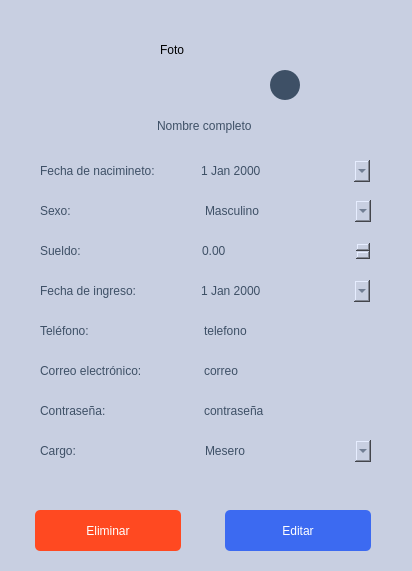
Above: appetizer-core/components-manager/crudempleados.ui from AngelGenis/Appetizer before the change. Below: the same form after it.
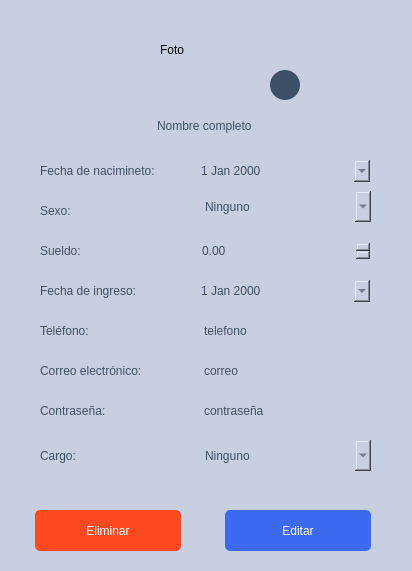
That is the form after the change. Icons and pictures are not drawn.

Commit message: Estilos interfaz de Lista Empleados

Patch:
```diff
--- a/appetizer-core/components-manager/crudempleados.ui
+++ b/appetizer-core/components-manager/crudempleados.ui
@@ -166,9 +166,9 @@
    <property name="geometry">
     <rect>
      <x>200</x>
-     <y>200</y>
+     <y>191</y>
      <width>171</width>
-     <height>22</height>
+     <height>31</height>
     </rect>
    </property>
    <property name="styleSheet">
@@ -176,6 +176,9 @@
 font: 15px &quot;SF Pro Display&quot;;
 color:#3E5066;</string>
    </property>
+   <property name="currentIndex">
+    <number>2</number>
+   </property>
    <item>
     <property name="text">
      <string>Masculino</string>
@@ -235,7 +238,7 @@
      <x>200</x>
      <y>440</y>
      <width>171</width>
-     <height>22</height>
+     <height>31</height>
     </rect>
    </property>
    <property name="styleSheet">
@@ -243,6 +246,9 @@
 font: 15px &quot;SF Pro Display&quot;;
 color:#3E5066;</string>
    </property>
+   <property name="currentIndex">
+    <number>5</number>
+   </property>
    <item>
     <property name="text">
      <string>Mesero</string>
@@ -444,7 +450,7 @@
      <x>40</x>
      <y>440</y>
      <width>150</width>
-     <height>22</height>
+     <height>31</height>
     </rect>
    </property>
    <property name="styleSheet">
```
The commit also changes 2 other files.
